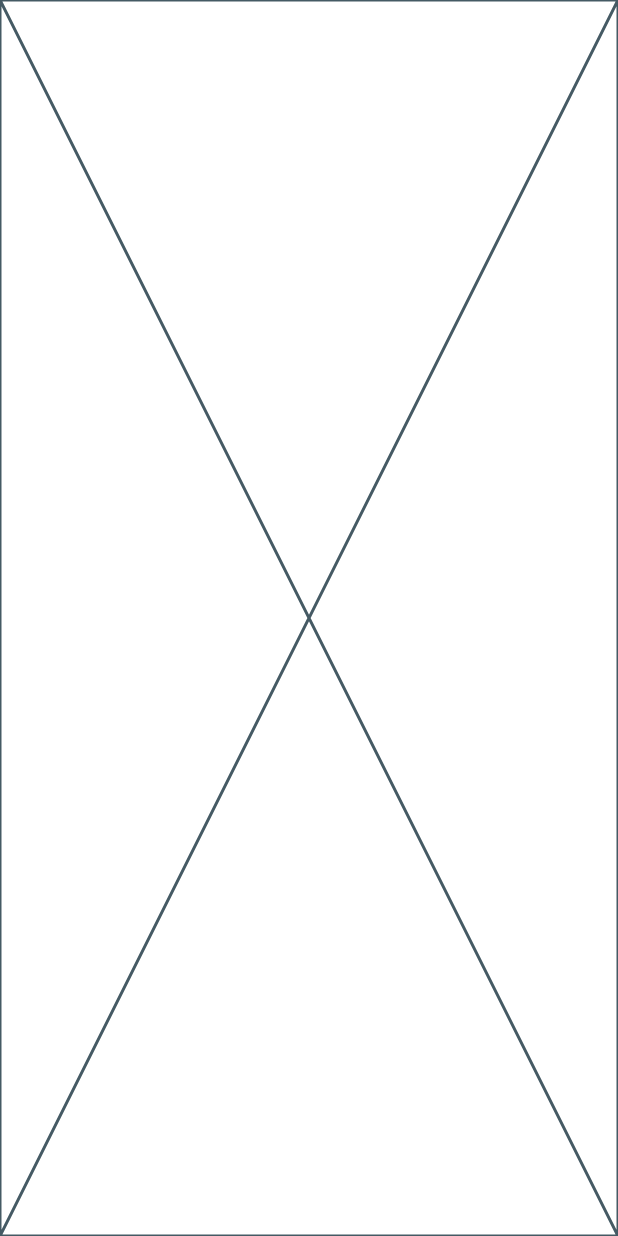
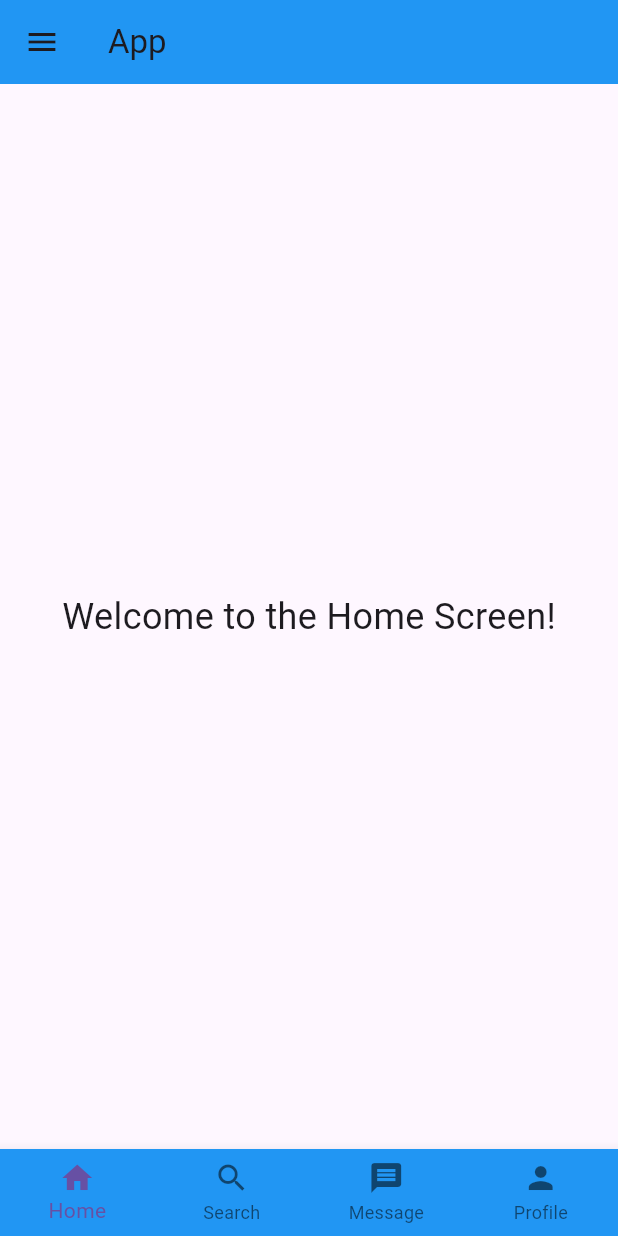
Before and after one commit to Muluken-Zewge/home_screen_layout, a Flutter app: the screen it shows after launch, on a phone screen of 412 x 824 dp. Run offline on Flutter 3.47's test engine with Material 3 defaults, Android fonts, the light colour scheme and no system bars.

Commit message:
add HomeSceen lauout

```diff
--- a/lib/home_screen.dart
+++ b/lib/home_screen.dart
@@ -1,10 +1,98 @@
 import 'package:flutter/material.dart';
+import 'package:home_screen_layout/pages/help_page.dart';
+import 'package:home_screen_layout/pages/setting_page.dart';
+import 'package:home_screen_layout/screens/message_screen.dart';
+import 'package:home_screen_layout/screens/profile_screen.dart';
+import 'package:home_screen_layout/screens/search_screen.dart';
 
-class HomeScreen extends StatelessWidget {
+class HomeScreen extends StatefulWidget {
   const HomeScreen({super.key});
 
   @override
+  State<HomeScreen> createState() => _HomeScreenState();
+}
+
+class _HomeScreenState extends State<HomeScreen> {
+  int selectedIndex = 0;
+
+  final List<Widget> screens = [
+    HomeContent(),
+    SearchScreen(),
+    MessagScreen(),
+    ProfileScreen(),
+  ];
+
+  @override
   Widget build(BuildContext context) {
-    return const Placeholder();
+    return Scaffold(
+      appBar: AppBar(
+        backgroundColor: Colors.blue,
+        title: const Text('App'),
+      ),
+      drawer: Drawer(
+        child: ListView(
+          children: [
+            ListTile(
+              leading: const Icon(Icons.person),
+              title: const Text('profile'),
+              onTap: () {
+                Navigator.push(context,
+                    MaterialPageRoute(builder: (context) => ProfileScreen()));
+              },
+            ),
+            ListTile(
+              leading: const Icon(Icons.settings),
+              title: const Text('Setting'),
+              onTap: () {
+                Navigator.push(context,
+                    MaterialPageRoute(builder: (context) => SettingPage()));
+              },
+            ),
+            ListTile(
+              leading: const Icon(Icons.help),
+              title: const Text('Help'),
+              onTap: () {
+                Navigator.push(context,
+                    MaterialPageRoute(builder: (context) => HelpPage()));
+              },
+            )
+          ],
+        ),
+      ),
+      body: IndexedStack(
+        index: selectedIndex,
+        children: screens,
+      ),
+      bottomNavigationBar: BottomNavigationBar(
+        type: BottomNavigationBarType.fixed,
+        backgroundColor: Colors.blue,
+        currentIndex: selectedIndex,
+        onTap: (value) {
+          setState(() {
+            selectedIndex = value;
+          });
+        },
+        items: [
+          BottomNavigationBarItem(icon: Icon(Icons.home), label: 'Home'),
+          BottomNavigationBarItem(icon: Icon(Icons.search), label: 'Search'),
+          BottomNavigationBarItem(icon: Icon(Icons.message), label: 'Message'),
+          BottomNavigationBarItem(icon: Icon(Icons.person), label: 'Profile'),
+        ],
+      ),
+    );
   }
 }
+
+class HomeContent extends StatelessWidget {
+  const HomeContent({super.key});
+
+  @override
+  Widget build(BuildContext context) {
+    return const Center(
+      child: Text(
+        'Welcome to the Home Screen!',
+        style: TextStyle(fontSize: 24),
+      ),
+    );
+  }
+}
--- a/lib/main.dart
+++ b/lib/main.dart
@@ -11,6 +11,7 @@ class MyApp extends StatelessWidget {
   @override
   Widget build(BuildContext context) {
     return MaterialApp(
+      debugShowCheckedModeBanner: false,
       home: HomeScreen(),
     );
   }
```
Also changed, not shown: lib/pages/help_page.dart (added, +14 -0 lines), lib/pages/setting_page.dart (added, +14 -0 lines), lib/screens/message_screen.dart (added, +18 -0 lines), lib/screens/profile_screen.dart (added, +18 -0 lines), lib/screens/search_screen.dart (added, +31 -0 lines).
